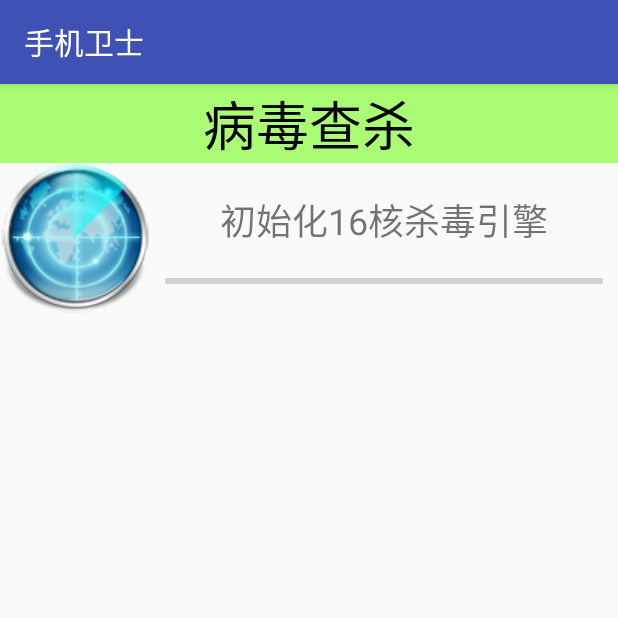
After one commit to wuyinlei/MobileSafe, an Android app: the AntivirusActivity screen opened directly, with no data from a screen before it, on a phone screen of 412 x 824 dp, the top half of it. The commit adds this screen. Run offline under Robolectric (Android 15) with nearby library versions, the phone set to English and light mode, and no system bars.

Commit message:
建立病毒数据库，加入了查杀的时候的旋转动画，写了一个获取手机安装文件的MD5的工具类

```diff
--- a/src/main/AndroidManifest.xml
+++ b/src/main/AndroidManifest.xml
@@ -114,18 +114,19 @@
                 android:resource="@xml/app_widget_info" />
         </receiver>
 
-        <!--清理说有的进程-->
+        <!-- 清理说有的进程 -->
         <receiver android:name=".receiver.KillProcessAllReceiver">
             <intent-filter>
-                <action android:name="com.example.mobilesafe"/>
+                <action android:name="com.example.mobilesafe" />
             </intent-filter>
         </receiver>
-
 
         <service
             android:name=".service.KillProcessWidgetService"
             android:enabled="true"
-            android:exported="true"></service>
+            android:exported="true" />
+
+        <activity android:name=".activity.AntivirusActivity"></activity>
     </application>
 
 </manifest>
--- /dev/null
+++ b/src/main/java/com/example/mobilesafe/activity/AntivirusActivity.java
@@ -0,0 +1,116 @@
+package com.example.mobilesafe.activity;
+
+import android.content.pm.PackageInfo;
+import android.content.pm.PackageManager;
+import android.os.Bundle;
+import android.support.v7.app.AppCompatActivity;
+import android.view.animation.Animation;
+import android.view.animation.RotateAnimation;
+import android.widget.ImageView;
+import android.widget.ProgressBar;
+
+import com.example.mobilesafe.R;
+import com.example.mobilesafe.bean.APPinfo;
+import com.example.mobilesafe.engine.AppInfos;
+import com.example.mobilesafe.engine.TaskInfoParser;
+import com.example.mobilesafe.utils.MD5Utils;
+
+import java.util.List;
+
+/**
+ * 杀毒activity
+ */
+public class AntivirusActivity extends AppCompatActivity {
+
+    private ImageView ivScanning;
+    private ProgressBar progressBar;
+
+    @Override
+    protected void onCreate(Bundle savedInstanceState) {
+        super.onCreate(savedInstanceState);
+        setContentView(R.layout.activity_antivirus);
+
+        initialize();
+
+        initData();
+    }
+
+
+
+    /**
+     * 初始化布局控件
+     */
+    private void initialize() {
+        ivScanning = (ImageView) findViewById(R.id.iv_scanning);
+        progressBar = (ProgressBar) findViewById(R.id.progressBar);
+        initAnimation();
+
+    }
+
+    /**
+     * 初始化动画
+     */
+    private void initAnimation() {
+        /**
+         * 第一个参数表示开始的角度
+         * 第二个参数表示结束的角度
+         * 第三个参数表示参照自己
+         * 初始化旋转动画
+         */
+        RotateAnimation rotateAnimation = new RotateAnimation(0, 360, Animation.RELATIVE_TO_SELF, 0.5f, Animation.RELATIVE_TO_SELF, 0.5f);
+        //设置时间
+        rotateAnimation.setDuration(5000);
+        //rotateAnimation.setRepeatMode(Animation.INFINITE);
+        //设置动画无限循环
+        rotateAnimation.setRepeatCount(Animation.INFINITE);
+        //开始动画
+        ivScanning.startAnimation(rotateAnimation);
+    }
+
+    /**
+     * 初始化数据
+     */
+    private void initData() {
+
+
+        new Thread(){
+            @Override
+            public void run() {
+                super.run();
+                /**
+                 * 获取到手机上的所有的安装的软件
+                 *//*
+                List<APPinfo> appInfos = AppInfos.getAppInfos(AntivirusActivity.this);
+
+                //迭代所有手机上的所有软件
+                for (APPinfo appInfo:appInfos) {
+                    String apkName = appInfo.getApkName();
+                }*/
+
+                PackageManager packageManager = getPackageManager();
+
+                List<PackageInfo> installedPackages = packageManager.getInstalledPackages(0);
+
+                for (PackageInfo packageInfo:installedPackages) {
+                    //得到应用程序的名字
+                    String appName =  packageInfo.applicationInfo.loadLabel(packageManager).toString();
+
+                    //首先需要获取到每个程序所在的位置
+                    String sourceDir = packageInfo.applicationInfo.sourceDir;
+
+                    //得到文件的MD5值
+                    String md5 = MD5Utils.getFileMd5(sourceDir);
+
+                    //判断当前文件的MD5值是否在病毒数据库中
+
+                }
+
+
+            }
+        }.start();
+
+
+
+    }
+
+}
--- a/src/main/java/com/example/mobilesafe/activity/HomeActivity.java
+++ b/src/main/java/com/example/mobilesafe/activity/HomeActivity.java
@@ -63,6 +63,9 @@ public class HomeActivity extends AppCompatActivity {
                         break;
                     case 3:
                         startActivity(new Intent(HomeActivity.this,TaskManagerActivity.class));
+                        break;
+                    case 5:
+                        startActivity(new Intent(HomeActivity.this,AntivirusActivity.class));
                         break;
                     case 7:
                         startActivity(new Intent(HomeActivity.this, AToolsActivity.class));
--- a/src/main/java/com/example/mobilesafe/activity/SplashActivity.java
+++ b/src/main/java/com/example/mobilesafe/activity/SplashActivity.java
@@ -49,7 +49,11 @@ public class SplashActivity extends AppCompatActivity implements View.OnClickLis
         super.onCreate(savedInstanceState);
         setContentView(R.layout.activity_splash);
         mPres = getSharedPreferences("config", MODE_PRIVATE);
+        //copy地址数据库
         copyDB("address.db");
+
+        //copy病毒数据库
+        copyDB("antivirus.db");
 
         createShortcut();
 
--- a/src/main/java/com/example/mobilesafe/utils/MD5Utils.java
+++ b/src/main/java/com/example/mobilesafe/utils/MD5Utils.java
@@ -2,6 +2,9 @@ package com.example.mobilesafe.utils;
 
 import android.speech.RecognitionService;
 
+import java.io.File;
+import java.io.FileInputStream;
+import java.io.FileNotFoundException;
 import java.security.MessageDigest;
 import java.security.NoSuchAlgorithmException;
 
@@ -15,6 +18,7 @@ import java.security.NoSuchAlgorithmException;
  */
 
 public class MD5Utils {
+
 
     /**
      * MD5加密
@@ -42,4 +46,43 @@ public class MD5Utils {
         }
         return "";
     }
+
+    /**
+     * 获取文件的MD5值
+     *
+     * @param sourceDir
+     * @return
+     */
+    public static String getFileMd5(String sourceDir) {
+
+        File file;
+        FileInputStream fis;
+        file = new File(sourceDir);
+        StringBuffer sb = new StringBuffer();
+
+        try {
+            fis = new FileInputStream(file);
+            byte[] buffer = new byte[1024];
+            int len = -1;
+
+            //获取到MD5数字摘要
+            MessageDigest messageDigest = MessageDigest.getInstance("md5");
+            while ((len = fis.read(buffer)) != -1) {
+                messageDigest.update(buffer, 0, len);
+            }
+            byte[] result = messageDigest.digest();
+            for (byte b : result) {
+                int i = b & 0xff;   //获取字节的低8位有效值
+                String hexString = Integer.toHexString(i);    //将数转为16进制
+                System.out.println(hexString);
+                if (hexString.length() < 2) {
+                    hexString = "0" + hexString;
+                }
+                sb.append(hexString);
+            }
+        } catch (Exception e) {
+            e.printStackTrace();
+        }
+        return sb.toString();
+    }
 }
--- /dev/null
+++ b/src/main/res/layout/activity_antivirus.xml
@@ -0,0 +1,61 @@
+<?xml version="1.0" encoding="utf-8"?>
+<LinearLayout xmlns:android="http://schemas.android.com/apk/res/android"
+    android:layout_width="match_parent"
+    android:layout_height="match_parent"
+    android:orientation="vertical">
+
+    <TextView
+        style="@style/TitleStyle"
+        android:text="病毒查杀" />
+
+    <LinearLayout
+        android:layout_width="match_parent"
+        android:layout_height="wrap_content"
+        android:orientation="horizontal">
+
+        <FrameLayout
+            android:layout_width="wrap_content"
+            android:layout_height="wrap_content">
+
+            <ImageView
+                android:layout_width="wrap_content"
+                android:layout_height="wrap_content"
+                android:background="@mipmap/ic_scanner_malware"
+                android:padding="5dp" />
+
+            <ImageView
+                android:id="@+id/iv_scanning"
+                android:layout_width="wrap_content"
+                android:layout_height="wrap_content"
+                android:background="@mipmap/act_scanning_03"
+                android:padding="5dp" />
+        </FrameLayout>
+
+        <LinearLayout
+            android:layout_width="match_parent"
+            android:layout_height="wrap_content"
+            android:layout_marginTop="10dp"
+            android:orientation="vertical">
+
+            <TextView
+                android:layout_width="match_parent"
+                android:layout_height="wrap_content"
+                android:layout_marginTop="10dp"
+                android:gravity="center_horizontal"
+                android:text="初始化16核杀毒引擎"
+                android:textSize="@dimen/txt_l" />
+
+            <ProgressBar
+                android:id="@+id/progressBar"
+                style="?android:attr/progressBarStyleHorizontal"
+                android:layout_width="match_parent"
+                android:layout_height="25dp"
+                android:layout_marginLeft="10dp"
+                android:layout_marginRight="10dp"
+                android:layout_marginTop="10dp" />
+        </LinearLayout>
+    </LinearLayout>
+
+
+
+</LinearLayout>
```
Also changed, not shown: src/main/assets/antivirus.db (added), src/main/res/mipmap-mdpi/act_scanning_03.png (added), src/main/res/mipmap-mdpi/ic_scanner_malware.png (added).
